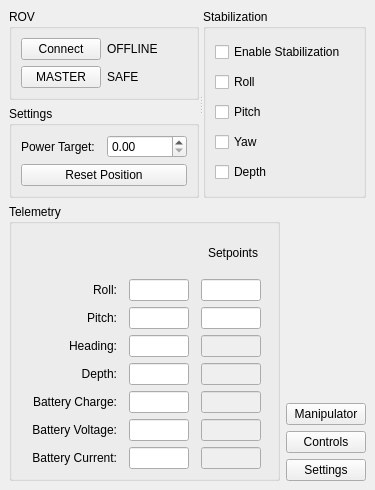
SevR0V/SevROV-Control-Station-V2, file UI/main.ui: the form before one commit.
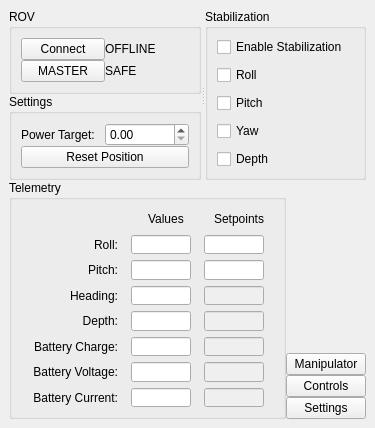
The form after the commit.

```diff
--- a/UI/main.ui
+++ b/UI/main.ui
@@ -7,13 +7,13 @@
     <x>0</x>
     <y>0</y>
     <width>375</width>
-    <height>490</height>
+    <height>428</height>
    </rect>
   </property>
   <property name="minimumSize">
    <size>
     <width>375</width>
-    <height>490</height>
+    <height>428</height>
    </size>
   </property>
   <property name="windowTitle">
@@ -23,6 +23,9 @@
    <layout class="QVBoxLayout" name="verticalLayout_11">
     <item>
      <layout class="QVBoxLayout" name="verticalLayout_10">
+      <property name="spacing">
+       <number>0</number>
+      </property>
       <item>
        <widget class="QSplitter" name="splitter">
         <property name="orientation">
@@ -30,12 +33,18 @@
         </property>
         <widget class="QWidget" name="layoutWidget">
          <layout class="QVBoxLayout" name="verticalLayout_7">
+          <property name="spacing">
+           <number>0</number>
+          </property>
           <item>
            <widget class="QGroupBox" name="groupBox">
             <property name="title">
              <string>ROV</string>
             </property>
             <layout class="QVBoxLayout" name="verticalLayout_5">
+             <property name="spacing">
+              <number>0</number>
+             </property>
              <item>
               <layout class="QVBoxLayout" name="verticalLayout">
                <item>
@@ -85,8 +94,14 @@
              <string>Settings</string>
             </property>
             <layout class="QVBoxLayout" name="verticalLayout_6">
+             <property name="spacing">
+              <number>0</number>
+             </property>
              <item>
               <layout class="QVBoxLayout" name="verticalLayout_3">
+               <property name="spacing">
+                <number>0</number>
+               </property>
                <item>
                 <layout class="QHBoxLayout" name="horizontalLayout_3">
                  <item>
@@ -133,6 +148,21 @@
           <string>Stabilization</string>
          </property>
          <layout class="QVBoxLayout" name="verticalLayout_2">
+          <property name="spacing">
+           <number>0</number>
+          </property>
+          <property name="leftMargin">
+           <number>9</number>
+          </property>
+          <property name="topMargin">
+           <number>0</number>
+          </property>
+          <property name="rightMargin">
+           <number>0</number>
+          </property>
+          <property name="bottomMargin">
+           <number>0</number>
+          </property>
           <item>
            <widget class="QCheckBox" name="stabOn">
             <property name="text">
@@ -183,8 +213,26 @@
            <string>Telemetry</string>
           </property>
           <layout class="QVBoxLayout" name="verticalLayout_8">
+           <property name="spacing">
+            <number>0</number>
+           </property>
+           <property name="leftMargin">
+            <number>9</number>
+           </property>
+           <property name="topMargin">
+            <number>9</number>
+           </property>
+           <property name="rightMargin">
+            <number>9</number>
+           </property>
+           <property name="bottomMargin">
+            <number>9</number>
+           </property>
            <item>
             <layout class="QVBoxLayout" name="verticalLayout_4">
+             <property name="spacing">
+              <number>6</number>
+             </property>
              <item>
               <layout class="QHBoxLayout" name="horizontalLayout_5">
                <item>
@@ -200,6 +248,19 @@
                  </property>
                 </spacer>
                </item>
+               <item>
+                <widget class="QLabel" name="label_10">
+                 <property name="minimumSize">
+                  <size>
+                   <width>50</width>
+                   <height>0</height>
+                  </size>
+                 </property>
+                 <property name="text">
+                  <string>Values</string>
+                 </property>
+                </widget>
+               </item>
                <item>
                 <widget class="QLabel" name="label_9">
                  <property name="minimumSize">
@@ -768,6 +829,9 @@
             <property name="orientation">
              <enum>Qt::Orientation::Vertical</enum>
             </property>
+            <property name="sizeType">
+             <enum>QSizePolicy::Policy::Expanding</enum>
+            </property>
             <property name="sizeHint" stdset="0">
              <size>
               <width>20</width>
```
